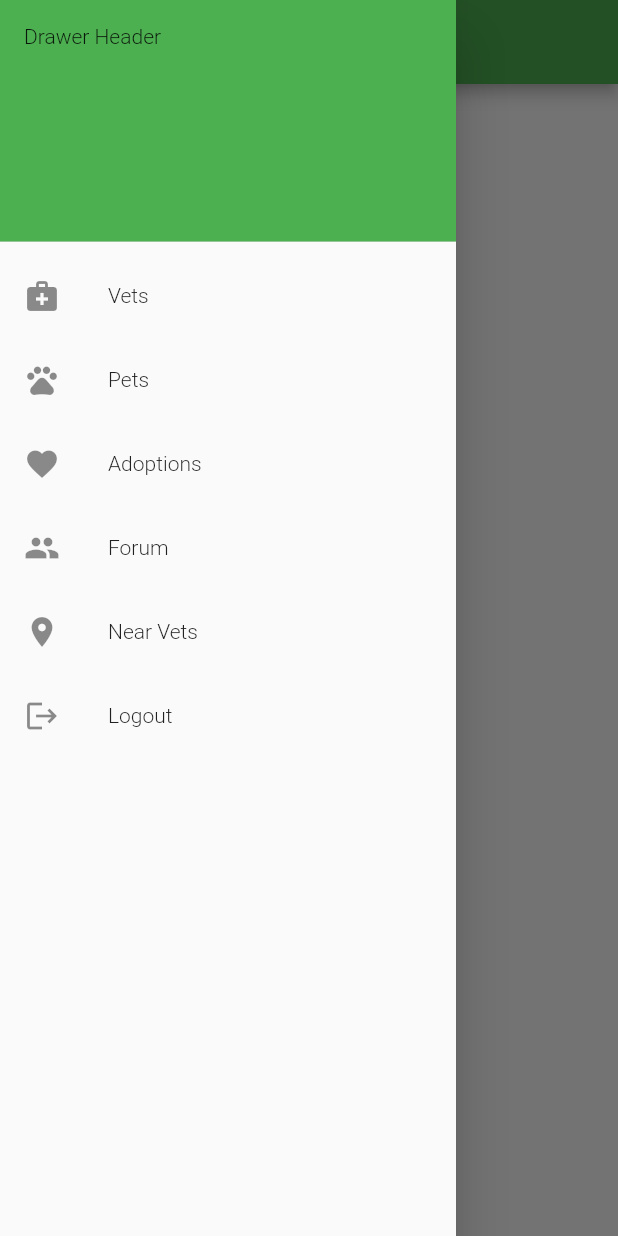
After one commit to TiagoRodrigues1/vets4pets, a Flutter app: the NavDrawer screen opened directly, with the side drawer open, on a phone screen of 412 x 824 dp. The commit adds this screen. Run offline on Flutter 3.47's test engine with Material 2 defaults, Android fonts, the phone set to English and light mode, and no system bars; our stand-ins replace flutter_secure_storage, rxdart; accounts and stored records are empty; network calls fail.

Commit message:
Working for now x)

```diff
--- a/lib/main.dart
+++ b/lib/main.dart
@@ -4,7 +4,7 @@ import 'package:http/http.dart' as http;
 import 'package:flutter_secure_storage/flutter_secure_storage.dart';
 import 'dart:convert' show json, base64, ascii;
 
-const SERVER_IP = 'localhost:8081';
+const SERVER_IP = 'http://52.47.179.213:8081/api/v1';
 final storage = FlutterSecureStorage();
 
 main(){
--- /dev/null
+++ b/lib/screens/leftside_menu.dart
@@ -0,0 +1,81 @@
+import 'package:flutter/material.dart';
+import 'package:hello_world/screens/pets.dart';
+
+class NavDrawer extends StatelessWidget {
+  @override
+  Widget build(BuildContext context) {
+    return Scaffold(
+      appBar: AppBar(
+        title: Text('Vets2Pets'),
+        ),
+      body: Center(child: Text('HomePage')),
+      drawer: Drawer(
+        child: ListView(
+          padding: EdgeInsets.zero,
+          children: <Widget>[
+            DrawerHeader(
+              child: Text('Drawer Header'),
+              decoration: BoxDecoration(
+                color: Colors.green,
+              ),
+            ),
+            ListTile(
+              leading: Icon(Icons.medical_services),
+              title: Text('Vets'),
+              onTap: () {
+
+                Navigator.pop(context);
+              },
+            ),
+            ListTile(
+               leading: Icon(Icons.pets),
+              title: Text('Pets'),
+              onTap: () {
+               Navigator.push(
+                context,
+                MaterialPageRoute(builder: (context) => PetsPage()),
+                );
+                //Navigator.pop(context);
+              },
+            ),
+            ListTile(
+               leading: Icon(Icons.favorite),
+              title: Text('Adoptions'),
+              onTap: () {
+
+                Navigator.pop(context);
+              },
+            ),
+            ListTile(
+               leading: Icon(Icons.people),
+              title: Text('Forum'),
+              onTap: () {
+
+                Navigator.pop(context);
+              },
+
+            ),
+             ListTile(
+               leading: Icon(Icons.location_on),
+              title: Text('Near Vets'),
+              onTap: () {
+
+                Navigator.pop(context);
+              },
+
+            ),
+             ListTile(
+              leading: Icon(Icons.logout),
+              title: Text('Logout'),
+              onTap: () {
+
+                Navigator.pop(context);
+              },
+
+            ),
+          ],
+        ),
+      ),
+    );
+  }
+}
```
Also changed, not shown: lib/models/animal.dart (+18 -15 lines), lib/myapp.dart (+2 -22 lines), lib/screens/login_screen.dart (+23 -74 lines), lib/screens/pets.dart (added, +133 -0 lines), lib/screens/register_screen.dart (+19 -63 lines).
